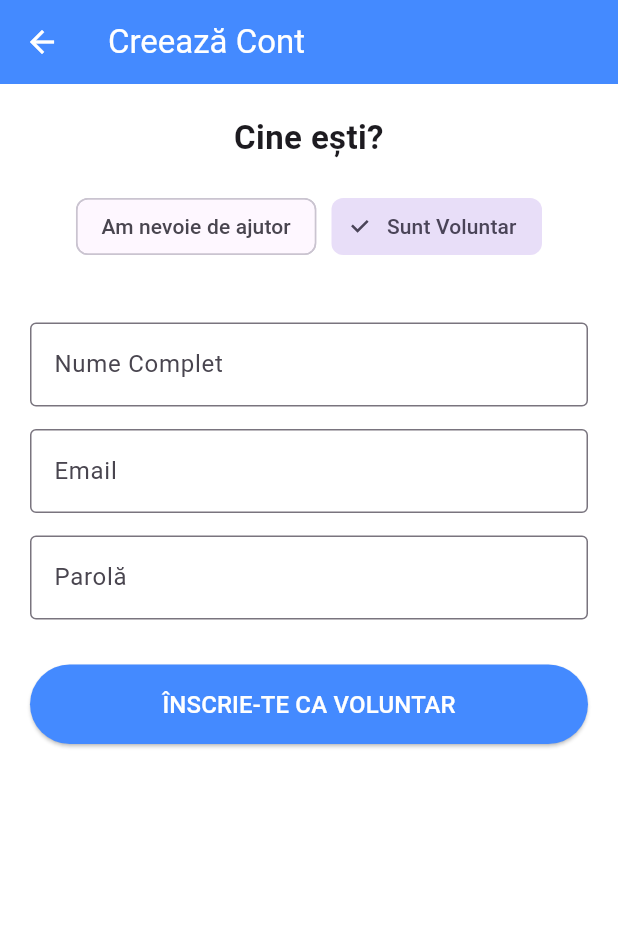
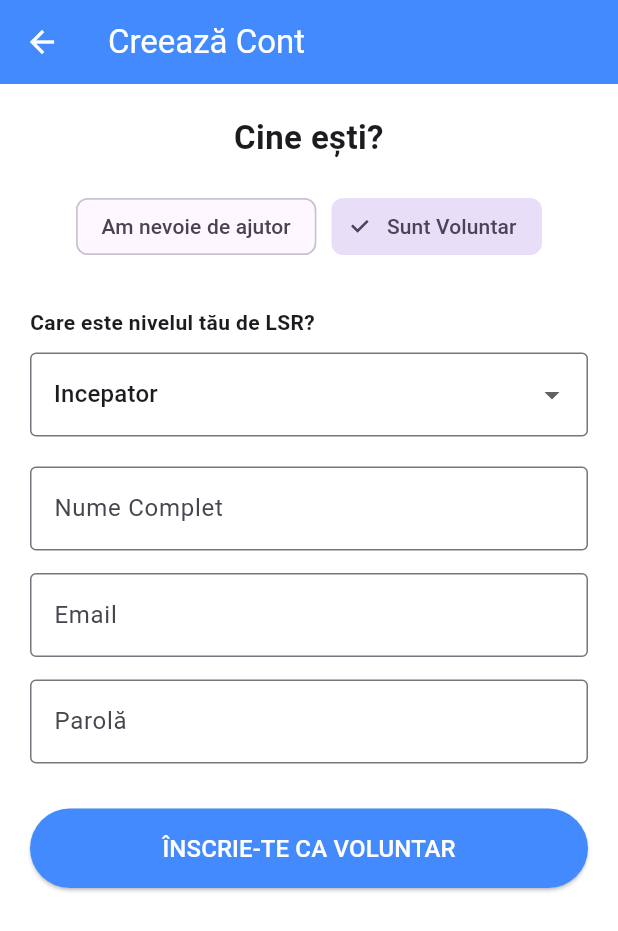
Before and after one commit to RaresBosssta01/sign_language_hero, a Flutter app: the RegisterScreen screen opened directly, after a tap on "Sunt Voluntar", on a phone screen of 412 x 824 dp. Shown: the top 931 px of the screen. Run offline on Flutter 3.47's test engine with Material 3 defaults, Android fonts, the phone set to English and light mode, and no system bars.

Commit message:
Adaugat meniu nivel LSR pentru voluntari

```diff
--- a/lib/screen/lib/screens/register_screen.dart
+++ b/lib/screen/lib/screens/register_screen.dart
@@ -8,8 +8,13 @@ class RegisterScreen extends StatefulWidget {
 }
 
 class _RegisterScreenState extends State<RegisterScreen> {
-  // Aici ținem minte ce a bifat utilizatorul
   String tipCont = 'Utilizator';
+
+  // Variabila pentru nivelul LSR (valoarea initiala)
+  String? nivelLSR = 'Incepator';
+
+  // Lista de optiuni pentru dropdown
+  final List<String> optiuniLSR = ['Incepator', 'Mediu', 'Fluent', 'CODA', 'Certificat'];
 
   @override
   Widget build(BuildContext context) {
@@ -20,40 +25,54 @@ class _RegisterScreenState extends State<RegisterScreen> {
         backgroundColor: Colors.blueAccent,
         foregroundColor: Colors.white,
       ),
-      body: Padding(
+      body: SingleChildScrollView( // Adaugat pentru a evita erori de spatiu pe ecrane mici
+        child: Padding(
           padding: const EdgeInsets.all(20.0),
           child: Column(
             crossAxisAlignment: CrossAxisAlignment.stretch,
             children: [
-            const Text(
-              "Cine ești?",
-              style: TextStyle(fontSize: 22, fontWeight: FontWeight.bold),
-              textAlign: TextAlign.center,
-            ),
+              const Text("Cine ești?", style: TextStyle(fontSize: 22, fontWeight: FontWeight.bold), textAlign: TextAlign.center),
               const SizedBox(height: 20),
 
-            // Bifa pentru tipul de cont
               Row(
                 mainAxisAlignment: MainAxisAlignment.center,
                 children: [
                   ChoiceChip(
                     label: const Text("Am nevoie de ajutor"),
                     selected: tipCont == 'Utilizator',
-                  onSelected: (bool selected) {
-                    setState(() { tipCont = 'Utilizator'; });
-                  },
+                    onSelected: (bool selected) { setState(() { tipCont = 'Utilizator'; }); },
                   ),
                   const SizedBox(width: 10),
                   ChoiceChip(
                     label: const Text("Sunt Voluntar"),
                     selected: tipCont == 'Voluntar',
-                  onSelected: (bool selected) {
-                    setState(() { tipCont = 'Voluntar'; });
-                  },
+                    onSelected: (bool selected) { setState(() { tipCont = 'Voluntar'; }); },
                   ),
                 ],
               ),
-            const SizedBox(height: 40),
+              const SizedBox(height: 30),
+
+              // --- LOGICA CONDITIONALA ---
+              // Daca tipCont este 'Voluntar', aratam Dropdown-ul
+              if (tipCont == 'Voluntar') ...[
+                const Text("Care este nivelul tău de LSR?", style: TextStyle(fontWeight: FontWeight.bold)),
+                const SizedBox(height: 10),
+                DropdownButtonFormField<String>(
+                  value: nivelLSR,
+                  decoration: const InputDecoration(border: OutlineInputBorder()),
+                  items: optiuniLSR.map((String valoare) {
+                    return DropdownMenuItem<String>(
+                      value: valoare,
+                      child: Text(valoare),
+                    );
+                  }).toList(),
+                  onChanged: (String? nouaValoare) {
+                    setState(() { nivelLSR = nouaValoare; });
+                  },
+                ),
+                const SizedBox(height: 20),
+              ],
+              // --- SFARSIT LOGICA ---
 
               const TextField(decoration: InputDecoration(labelText: "Nume Complet", border: OutlineInputBorder())),
               const SizedBox(height: 15),
@@ -64,18 +83,13 @@ class _RegisterScreenState extends State<RegisterScreen> {
 
               ElevatedButton(
                 onPressed: () {
-                print("Creare cont: $tipCont");
+                  print("Cont nou: $tipCont | Nivel LSR: ${tipCont == 'Voluntar' ? nivelLSR : 'N/A'}");
                 },
-              style: ElevatedButton.styleFrom(
-                backgroundColor: Colors.blueAccent,
-                padding: const EdgeInsets.symmetric(vertical: 15),
-              ),
-              child: Text(
-                tipCont == 'Voluntar' ? "ÎNSCRIE-TE CA VOLUNTAR" : "CREEAZĂ CONT",
-                style: const TextStyle(color: Colors.white, fontSize: 16)
-              ),
+                style: ElevatedButton.styleFrom(backgroundColor: Colors.blueAccent, padding: const EdgeInsets.symmetric(vertical: 15)),
+                child: Text(tipCont == 'Voluntar' ? "ÎNSCRIE-TE CA VOLUNTAR" : "CREEAZĂ CONT", style: const TextStyle(color: Colors.white, fontSize: 16)),
               ),
             ],
+          ),
         ),
       ),
     );
```
Lines whose indentation alone changed are shown as unchanged.
